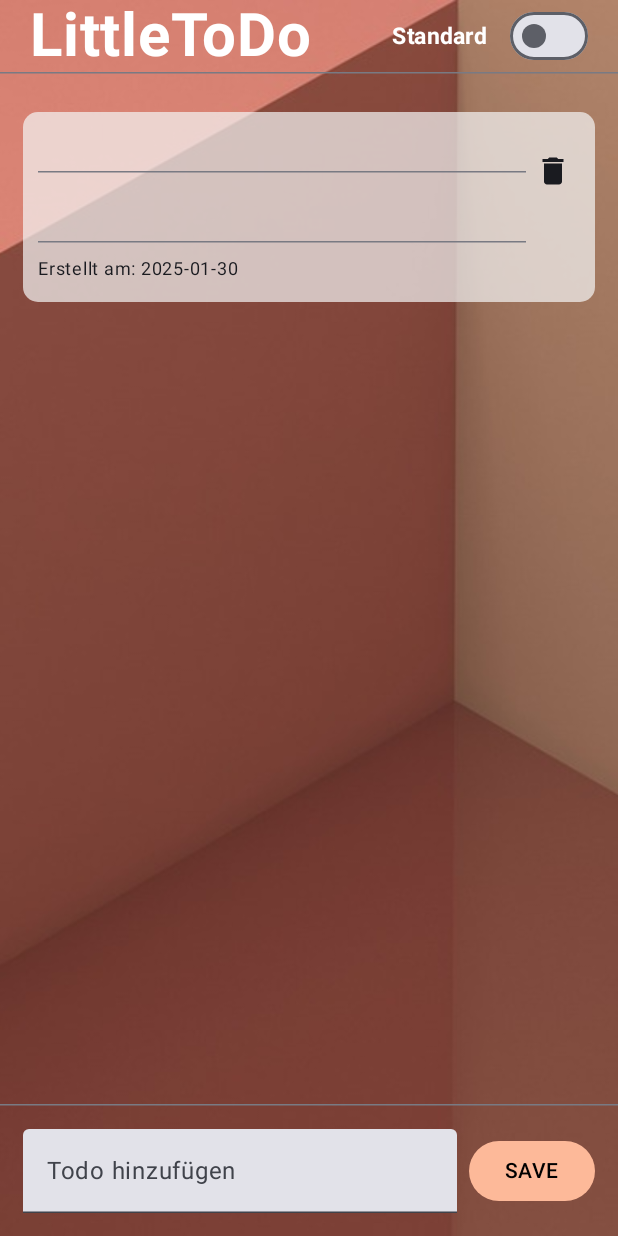
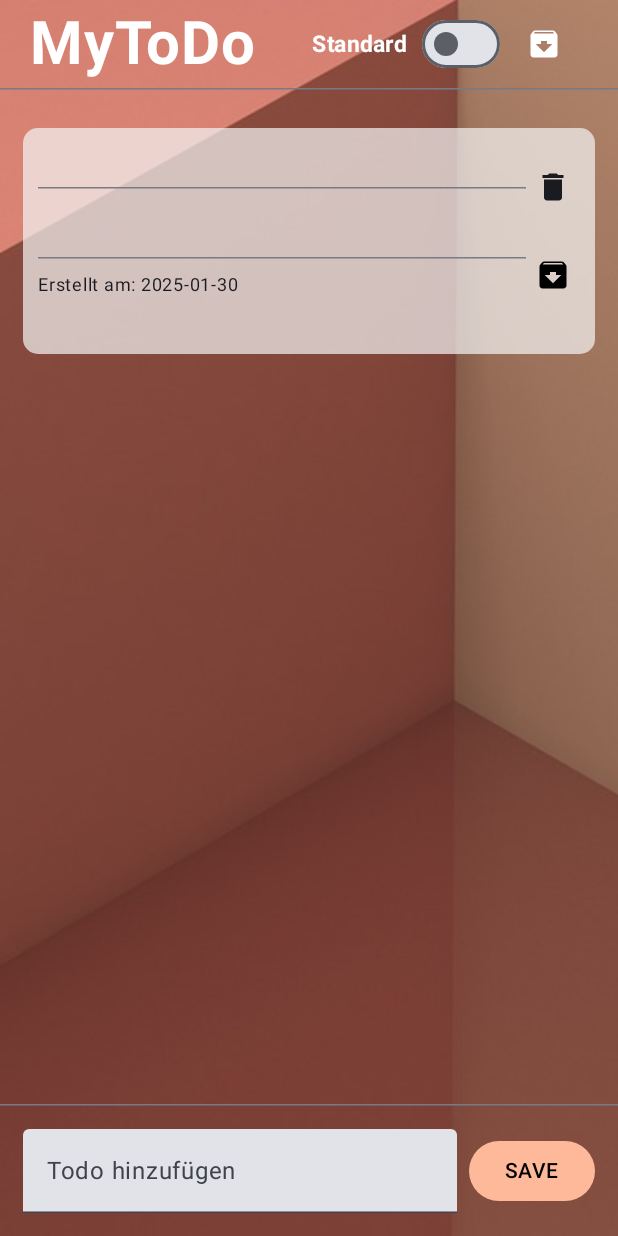
Before and after one commit to N-E-O-N-E/04-04-taskmanager-N-E-O-N-E, an Android app built with Jetpack Compose: the screen it shows after launch (MainActivity), after a tap on "SAVE", on a phone screen of 412 x 824 dp. Run offline under Robolectric (Android 15) with nearby library versions, the phone set to English and light mode, and no system bars; our stand-ins replace Room's generated code.

Commit message:
Tag 3 Datensicherung NEONE

```diff
--- a/app/build.gradle.kts
+++ b/app/build.gradle.kts
@@ -11,7 +11,7 @@ android {
 
     defaultConfig {
         applicationId = "de.syntax_institut.taskmanager"
-        minSdk = 24
+        minSdk = 26
         targetSdk = 35
         versionCode = 1
         versionName = "1.0"
--- a/app/src/main/java/de/syntax_institut/taskmanager/MainActivity.kt
+++ b/app/src/main/java/de/syntax_institut/taskmanager/MainActivity.kt
@@ -1,16 +1,15 @@
 package de.syntax_institut.taskmanager
 
 import android.content.Context
-import android.os.Build
 import android.os.Bundle
 import androidx.activity.ComponentActivity
 import androidx.activity.compose.setContent
 import androidx.activity.enableEdgeToEdge
-import androidx.annotation.RequiresApi
 import androidx.compose.foundation.Image
 import androidx.compose.foundation.layout.Box
 import androidx.compose.foundation.layout.fillMaxSize
 import androidx.compose.foundation.layout.padding
+import androidx.compose.material3.ExperimentalMaterial3Api
 import androidx.compose.material3.Scaffold
 import androidx.compose.ui.Modifier
 import androidx.compose.ui.layout.ContentScale
@@ -24,7 +23,7 @@ import de.syntax_institut.taskmanager.views.TodoList
 val Context.dataStore: DataStore<Preferences> by preferencesDataStore(name = "sortList")
 
 class MainActivity : ComponentActivity() {
-    @RequiresApi(Build.VERSION_CODES.O)
+    @ExperimentalMaterial3Api
     override fun onCreate(savedInstanceState: Bundle?) {
         super.onCreate(savedInstanceState)
         enableEdgeToEdge()
--- a/app/src/main/java/de/syntax_institut/taskmanager/data/TodoDAO.kt
+++ b/app/src/main/java/de/syntax_institut/taskmanager/data/TodoDAO.kt
@@ -14,13 +14,13 @@ interface TodoDAO {
     @Insert(onConflict = OnConflictStrategy.IGNORE)
     suspend fun insert(todo: Todo)
 
-    @Query("SELECT * from tbl_todoList ORDER BY id ASC")
+    @Query("SELECT * from tbl_todoList WHERE isArchived = 0 ORDER BY id ASC")
     fun getAllItems(): Flow<List<Todo>>
 
-    @Query("SELECT * from tbl_todoList ORDER BY todoText")
+    @Query("SELECT * from tbl_todoList WHERE isArchived = 0 ORDER BY todoText")
     fun getAllItemsSorted(): Flow<List<Todo>>
 
-    @Query("SELECT * from tbl_todoList WHERE isArchived = 1 ORDER BY date")
+    @Query("SELECT * from tbl_todoList WHERE isArchived = 1 ORDER BY date DESC")
     fun getAllArchivedItems(): Flow<List<Todo>>
 
     @Delete
@@ -28,4 +28,5 @@ interface TodoDAO {
 
     @Update
     suspend fun update(todo: Todo)
+
 }
--- a/app/src/main/java/de/syntax_institut/taskmanager/viewModels/TodoViewModel.kt
+++ b/app/src/main/java/de/syntax_institut/taskmanager/viewModels/TodoViewModel.kt
@@ -18,6 +18,7 @@ private val DATASTORE_SORT_KEY = booleanPreferencesKey("sortList")
 
 class TodoViewModel(application: Application) : AndroidViewModel(application) {
 
+
     // Datenbank
     private val dao = TodoDatabase.getDatabase(application.applicationContext).toDoDatabase()
 
@@ -33,7 +34,7 @@ class TodoViewModel(application: Application) : AndroidViewModel(application) {
         initialValue = emptyList()
     )
 
-    val listEntriesArchived = dao.getAllArchivedItems().stateIn(
+    val listArchivedEntries = dao.getAllArchivedItems().stateIn(
         scope = viewModelScope,
         started = SharingStarted.WhileSubscribed(),
         initialValue = emptyList()
@@ -47,6 +48,10 @@ class TodoViewModel(application: Application) : AndroidViewModel(application) {
         viewModelScope.launch { dao.insert(todo) }
     }
 
+    fun update(todo: Todo) {
+        viewModelScope.launch { dao.update(todo) }
+    }
+
     // Sortieren
     private val dataStore = application.dataStore
 
--- a/app/src/main/java/de/syntax_institut/taskmanager/views/ItemList.kt
+++ b/app/src/main/java/de/syntax_institut/taskmanager/views/ItemList.kt
@@ -1,5 +1,6 @@
 package de.syntax_institut.taskmanager.views
 
+import androidx.compose.foundation.Image
 import androidx.compose.foundation.layout.Column
 import androidx.compose.foundation.layout.Row
 import androidx.compose.foundation.layout.fillMaxSize
@@ -20,17 +21,20 @@ import androidx.compose.runtime.Composable
 import androidx.compose.runtime.collectAsState
 import androidx.compose.runtime.getValue
 import androidx.compose.ui.Modifier
+import androidx.compose.ui.res.painterResource
 import androidx.compose.ui.text.font.FontWeight
 import androidx.compose.ui.unit.dp
 import androidx.compose.ui.unit.sp
 import androidx.lifecycle.viewmodel.compose.viewModel
+import de.syntax_institut.taskmanager.R
+import de.syntax_institut.taskmanager.data.Todo
 import de.syntax_institut.taskmanager.ui.theme.WhiteAsh
 import de.syntax_institut.taskmanager.viewModels.TodoViewModel
 
 @Composable
 fun ItemList(
     modifier: Modifier = Modifier,
-    viewModel: TodoViewModel = viewModel()
+    viewModel: TodoViewModel = viewModel(),
 ) {
     val todoList by viewModel.listEntries.collectAsState()
     val todoListSorted by viewModel.listEntriesSorted.collectAsState()
@@ -61,6 +65,7 @@ fun ItemList(
                 shape = RoundedCornerShape(10.dp),
                 colors = CardDefaults.cardColors(WhiteAsh.copy(alpha = 0.7f)),
                 elevation = cardElevation(),
+
                 ) {
                 Row(
                     modifier = Modifier
@@ -84,8 +89,13 @@ fun ItemList(
                             text = "Erstellt am: ${item.date}",
                             fontSize = 12.sp
                         )
+                        Text(
+                            text = if (item.isArchived) "Archivierte Nachricht" else " ",
+                            fontSize = 12.sp
+                        )
                     }
 
+                    Column {
                         IconButton(
                             modifier = Modifier.padding(5.dp),
                             onClick = {
@@ -97,8 +107,29 @@ fun ItemList(
                                 contentDescription = "Trash"
                             )
                         }
+
+                        IconButton(
+                            modifier = Modifier.padding(5.dp),
+                            onClick = {
+                                val newItem = Todo(
+                                    id = item.id,
+                                    todoTitle = item.todoTitle,
+                                    todoText = item.todoText,
+                                    date = item.date,
+                                    isDone = item.isDone,
+                                    isArchived = true
+                                )
+                                viewModel.update(newItem)
+                            }
+                        ) {
+                            Image(
+                                painter = painterResource(id = R.drawable.baseline_archive_24),
+                                contentDescription = "Archive"
+                            )
                         }
                     }
                 }
             }
         }
+    }
+}
--- a/app/src/main/java/de/syntax_institut/taskmanager/views/TodoList.kt
+++ b/app/src/main/java/de/syntax_institut/taskmanager/views/TodoList.kt
@@ -1,19 +1,24 @@
 package de.syntax_institut.taskmanager.views
 
-import android.os.Build
-import androidx.annotation.RequiresApi
+import androidx.compose.foundation.Image
 import androidx.compose.foundation.layout.Arrangement
+import androidx.compose.foundation.layout.Box
 import androidx.compose.foundation.layout.Column
 import androidx.compose.foundation.layout.Row
+import androidx.compose.foundation.layout.fillMaxHeight
 import androidx.compose.foundation.layout.fillMaxSize
 import androidx.compose.foundation.layout.fillMaxWidth
 import androidx.compose.foundation.layout.padding
 import androidx.compose.material3.Button
 import androidx.compose.material3.ButtonDefaults
+import androidx.compose.material3.ExperimentalMaterial3Api
 import androidx.compose.material3.HorizontalDivider
+import androidx.compose.material3.IconButton
+import androidx.compose.material3.ModalBottomSheet
 import androidx.compose.material3.Switch
 import androidx.compose.material3.Text
 import androidx.compose.material3.TextField
+import androidx.compose.material3.rememberModalBottomSheetState
 import androidx.compose.runtime.Composable
 import androidx.compose.runtime.collectAsState
 import androidx.compose.runtime.getValue
@@ -23,15 +28,18 @@ import androidx.compose.runtime.setValue
 import androidx.compose.ui.Alignment
 import androidx.compose.ui.Modifier
 import androidx.compose.ui.graphics.Color
+import androidx.compose.ui.graphics.ColorFilter
+import androidx.compose.ui.res.painterResource
 import androidx.compose.ui.text.font.FontWeight
 import androidx.compose.ui.unit.dp
 import androidx.compose.ui.unit.sp
 import androidx.lifecycle.viewmodel.compose.viewModel
+import de.syntax_institut.taskmanager.R
 import de.syntax_institut.taskmanager.data.Todo
 import de.syntax_institut.taskmanager.viewModels.TodoViewModel
 import java.time.LocalDate
 
-@RequiresApi(Build.VERSION_CODES.O)
+@ExperimentalMaterial3Api
 @Composable
 fun TodoList(
     modifier: Modifier,
@@ -39,6 +47,22 @@ fun TodoList(
 ) {
     var textInput by remember { mutableStateOf("") }
     val sortState by viewModel.getSortState.collectAsState(initial = false)
+    var showArchiveSheetState by remember { mutableStateOf(false) }
+
+    if (showArchiveSheetState) {
+        ModalBottomSheet(
+            onDismissRequest = { showArchiveSheetState = false },
+            sheetState = rememberModalBottomSheetState(skipPartiallyExpanded = true),
+        ) {
+            Box(
+                modifier = Modifier
+                    .fillMaxWidth()
+                    .fillMaxHeight(0.8f)
+            ) {
+                ArchiveSheet(onDismiss = { showArchiveSheetState = false })
+            }
+        }
+    }
 
     Column(
         modifier = modifier
@@ -58,7 +82,7 @@ fun TodoList(
                 fontSize = 40.sp,
                 fontWeight = FontWeight.Bold,
                 color = Color.White,
-                text = "LittleToDo"
+                text = "MyToDo"
             )
 
             Text(
@@ -66,15 +90,29 @@ fun TodoList(
                 fontSize = 15.sp,
                 fontWeight = FontWeight.Bold,
                 color = Color.White,
-                text = if (sortState) "Alphabetisch" else "Standard"
+                text = if (sortState) "ABC" else "Standard"
             )
 
             Switch(modifier = Modifier
-                .padding(start = 15.dp),
+                .padding(start = 10.dp),
                 checked = sortState,
                 onCheckedChange = {
                     viewModel.saveSortState(it)
-                })
+                }
+            )
+
+            IconButton(
+                modifier = Modifier.padding(5.dp),
+                onClick = {
+                    showArchiveSheetState = true
+                }
+            ) {
+                Image(
+                    painter = painterResource(id = R.drawable.baseline_archive_24),
+                    contentDescription = "Archive",
+                    colorFilter = ColorFilter.tint(Color.White)
+                )
+            }
         }
 
         HorizontalDivider()
@@ -113,7 +151,7 @@ fun TodoList(
                             isArchived = false,
                         )
                     )
-                    textInput = "" //Leeren
+                    textInput = ""
                 },
                 modifier = Modifier.padding(start = 8.dp),
                 colors = ButtonDefaults.buttonColors(Color(0xFFFDB999))
--- /dev/null
+++ b/app/src/main/res/drawable/baseline_archive_24.xml
@@ -0,0 +1,12 @@
+<vector xmlns:android="http://schemas.android.com/apk/res/android"
+    android:height="24dp"
+    android:tint="#000000"
+    android:viewportHeight="24"
+    android:viewportWidth="24"
+    android:width="24dp">
+
+    <path
+        android:fillColor="@android:color/white"
+        android:pathData="M20.54,5.23l-1.39,-1.68C18.88,3.21 18.47,3 18,3H6c-0.47,0 -0.88,0.21 -1.16,0.55L3.46,5.23C3.17,5.57 3,6.02 3,6.5V19c0,1.1 0.9,2 2,2h14c1.1,0 2,-0.9 2,-2V6.5c0,-0.48 -0.17,-0.93 -0.46,-1.27zM12,17.5L6.5,12H10v-2h4v2h3.5L12,17.5zM5.12,5l0.81,-1h12l0.94,1H5.12z" />
+
+</vector>
```
Also changed, not shown: app/src/main/java/de/syntax_institut/taskmanager/views/ArchiveSheet.kt (added, +137 -0 lines), app/src/main/java/de/syntax_institut/taskmanager/views/ItemSheet.kt (added, +10 -0 lines). Lines whose indentation alone changed are shown as unchanged.
